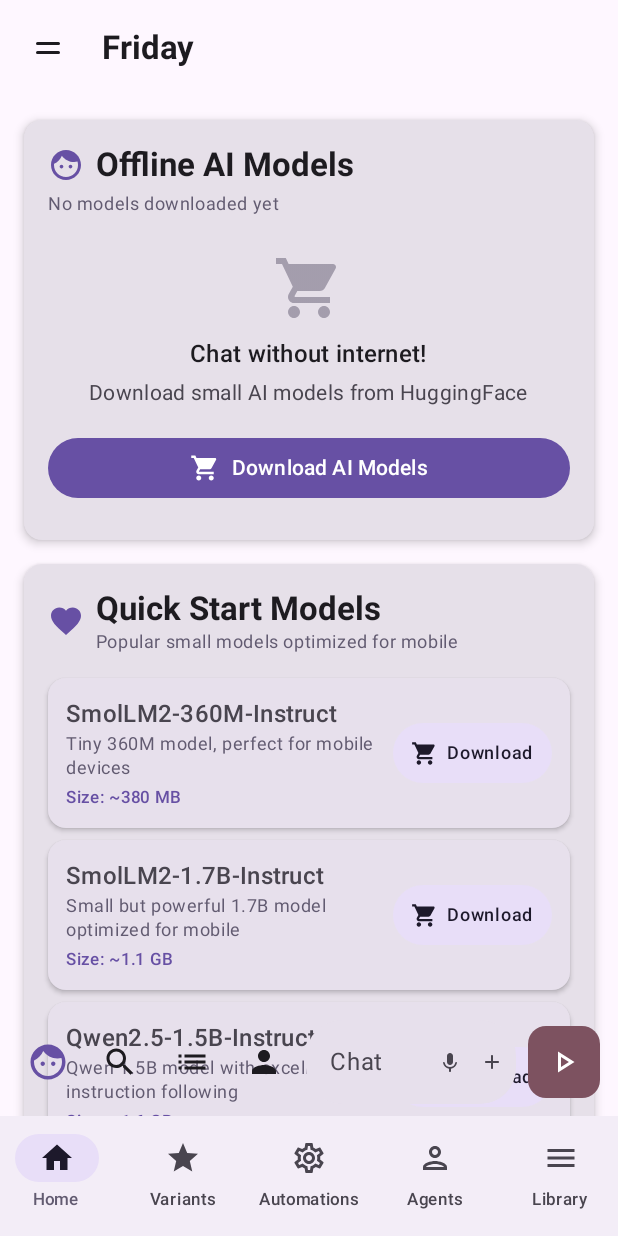
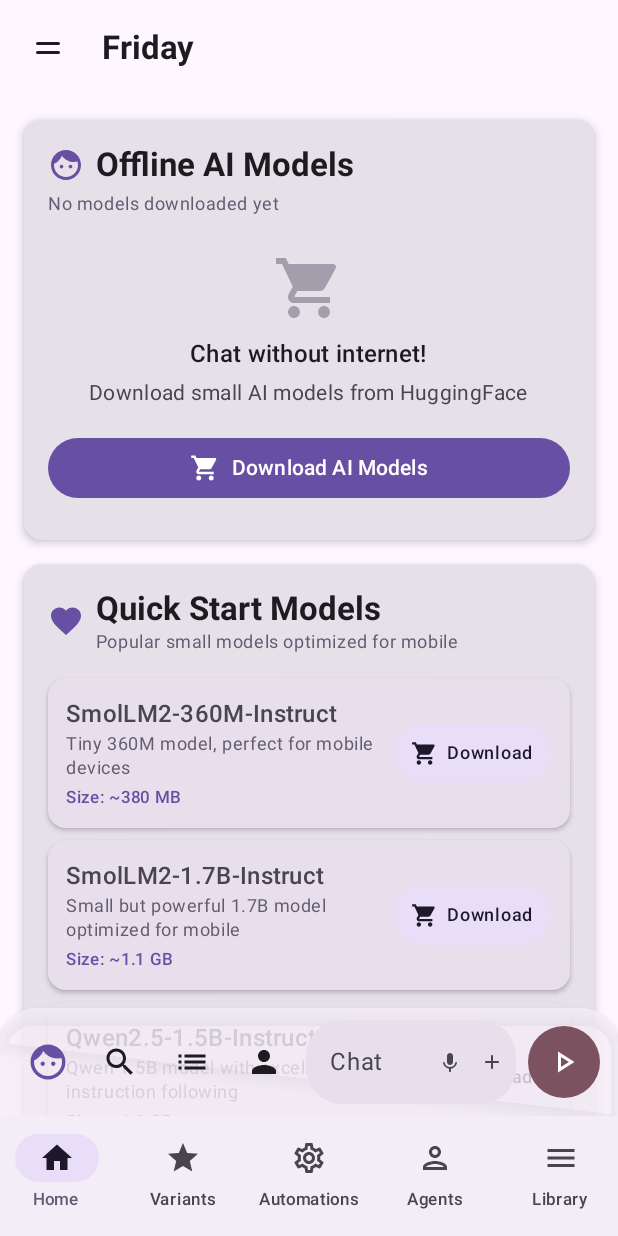
Before and after one commit to najmus-sakib-hossain/gpt-mobile, an Android app built with Jetpack Compose: the screen it shows after launch (MainActivity), on a phone screen of 412 x 824 dp. Run offline under Robolectric (Android 15) with nearby library versions, the phone set to English and light mode, and no system bars; our stand-ins replace Dagger/Hilt's generated code, Room's generated code; libraries missing offline, so code that uses them is left out: com.aallam.openai, com.google.ai.client; pictures from the network do not load.

Commit message:
feat: Enhance FullInputBar with glassmorphism design and improved input handling

```diff
--- a/app/src/main/kotlin/dev/chungjungsoo/gptmobile/presentation/ui/home/ChatInputBar.kt
+++ b/app/src/main/kotlin/dev/chungjungsoo/gptmobile/presentation/ui/home/ChatInputBar.kt
@@ -31,6 +31,7 @@ import androidx.compose.foundation.layout.width
 import androidx.compose.foundation.shape.CircleShape
 import androidx.compose.foundation.shape.RoundedCornerShape
 import androidx.compose.material.icons.Icons
+import androidx.compose.material.icons.automirrored.filled.ArrowBack
 import androidx.compose.material.icons.filled.Add
 import androidx.compose.material.icons.filled.Close
 import androidx.compose.material.icons.filled.Create
@@ -69,6 +70,7 @@ import androidx.compose.runtime.rememberCoroutineScope
 import androidx.compose.runtime.setValue
 import androidx.compose.ui.Alignment
 import androidx.compose.ui.Modifier
+import androidx.compose.ui.draw.blur
 import androidx.compose.ui.draw.clip
 import androidx.compose.ui.draw.scale
 import androidx.compose.ui.focus.FocusManager
@@ -130,14 +132,12 @@ fun FullInputBar(
     val showTopInput = isTextLong && isInputFocused
 
     // Auto-unfocus after 5 seconds of inactivity
-    LaunchedEffect(isInputFocused, lastInteractionTime) {
+    LaunchedEffect(isInputFocused, lastInteractionTime, textInput) {
         if (isInputFocused) {
-            coroutineScope.launch {
             delay(5000) // 5 seconds
             val timeSinceLastInteraction = System.currentTimeMillis() - lastInteractionTime
-                if (timeSinceLastInteraction >= 5000) {
+            if (timeSinceLastInteraction >= 5000 && isInputFocused) {
                 focusManager.clearFocus()
-                }
             }
         }
     }
@@ -155,11 +155,21 @@ fun FullInputBar(
                 animationSpec = tween(300)
             ) + fadeOut(animationSpec = tween(200))
         ) {
+        // Glassmorphism surface
         Surface(
-            modifier = Modifier.fillMaxWidth(),
-            color = MaterialTheme.colorScheme.surface,
+            modifier = Modifier
+                .fillMaxWidth()
+                .blur(0.dp), // Blur will be applied to background
+            color = MaterialTheme.colorScheme.surface.copy(alpha = 0.7f),
             shadowElevation = 8.dp,
             tonalElevation = 2.dp
+        ) {
+            Box(
+                modifier = Modifier
+                    .fillMaxWidth()
+                    .background(
+                        color = MaterialTheme.colorScheme.surfaceVariant.copy(alpha = 0.3f)
+                    )
             ) {
             Row(
                 modifier = Modifier
@@ -168,19 +178,19 @@ fun FullInputBar(
                 verticalAlignment = Alignment.Top,
                 horizontalArrangement = Arrangement.spacedBy(8.dp)
             ) {
-                // Cancel button
+                // Back/Cancel button - unfocuses and moves input back to bottom
                 IconButton(
                     onClick = {
                         focusManager.clearFocus()
-                        onTextChange("")
+                        // Don't clear text, just unfocus
                     },
                     modifier = Modifier
                         .size(40.dp)
                         .padding(top = 4.dp)
                 ) {
                     Icon(
-                        imageVector = Icons.Default.Close,
-                        contentDescription = "Cancel",
+                        imageVector = Icons.AutoMirrored.Filled.ArrowBack,
+                        contentDescription = "Back",
                         tint = MaterialTheme.colorScheme.onSurface
                     )
                 }
@@ -252,6 +262,7 @@ fun FullInputBar(
                         }
                     }
                 )
+            }
             }
         }
     }
@@ -329,10 +340,20 @@ private fun BottomInputBar(
     var showContextMenu by remember { mutableStateOf(false) }
     var showMentionMenu by remember { mutableStateOf(false) }
 
-    // Transparent background, no elevation
+    // Glassmorphism background
+    Surface(
+        modifier = modifier
+            .fillMaxWidth(),
+        color = MaterialTheme.colorScheme.surface.copy(alpha = 0.7f),
+        shadowElevation = 4.dp,
+        shape = RoundedCornerShape(topStart = 24.dp, topEnd = 24.dp)
+    ) {
         Box(
-        modifier = modifier
+            modifier = Modifier
                 .fillMaxWidth()
+                .background(
+                    color = MaterialTheme.colorScheme.surfaceVariant.copy(alpha = 0.3f)
+                )
                 .padding(horizontal = 12.dp, vertical = 8.dp)
         ) {
         Row(
@@ -544,15 +565,22 @@ private fun BottomInputBar(
             SwipeableActionButton(
                 currentMode = actionMode,
                 onModeChange = onActionModeChanged,
+                hasText = textInput.isNotEmpty(),
                 onAction = {
                     onInteraction()
+                    // If there's text, always send. Otherwise use the mode
+                    if (textInput.isNotEmpty()) {
+                        onSendClick()
+                    } else {
                         when (actionMode) {
                             0 -> onLiveAIClick()
                             1 -> onSendClick()
                             2 -> onVoiceClick()
                         }
                     }
+                }
             )
+        }
     }
     }
 }
@@ -610,15 +638,20 @@ fun AvatarButton(
 
 /**
  * Swipeable action button that changes modes
+ * Shows Send icon when there's text, otherwise cycles through modes
  */
 @Composable
 fun SwipeableActionButton(
     currentMode: Int,
     onModeChange: (Int) -> Unit,
-    onAction: () -> Unit
+    onAction: () -> Unit,
+    hasText: Boolean = false
 ) {
     var offsetX by remember { mutableFloatStateOf(0f) }
     val scope = rememberCoroutineScope()
+
+    // If there's text, always show Send icon, otherwise use the current mode
+    val displayMode = if (hasText) 1 else currentMode
 
     val icons = listOf(
         Icons.Outlined.PlayArrow, // Live AI
@@ -634,11 +667,13 @@ fun SwipeableActionButton(
 
     Surface(
         onClick = onAction,
-        shape = RoundedCornerShape(12.dp),
-        color = colors[currentMode],
+        shape = CircleShape,  // Changed to fully circular
+        color = colors[displayMode],
         modifier = Modifier
             .size(48.dp)
-            .pointerInput(Unit) {
+            .pointerInput(hasText) {
+                // Only allow swiping when there's no text
+                if (!hasText) {
                     detectHorizontalDragGestures(
                         onDragEnd = {
                             if (offsetX > 50) {
@@ -656,14 +691,15 @@ fun SwipeableActionButton(
                         }
                     )
                 }
+            }
     ) {
         Box(
             contentAlignment = Alignment.Center,
             modifier = Modifier.padding(12.dp)
         ) {
             Icon(
-                imageVector = icons[currentMode],
-                contentDescription = when (currentMode) {
+                imageVector = icons[displayMode],
+                contentDescription = when (displayMode) {
                     0 -> "Live AI"
                     1 -> "Send"
                     else -> "Voice"
```
Lines whose indentation alone changed are shown as unchanged.
